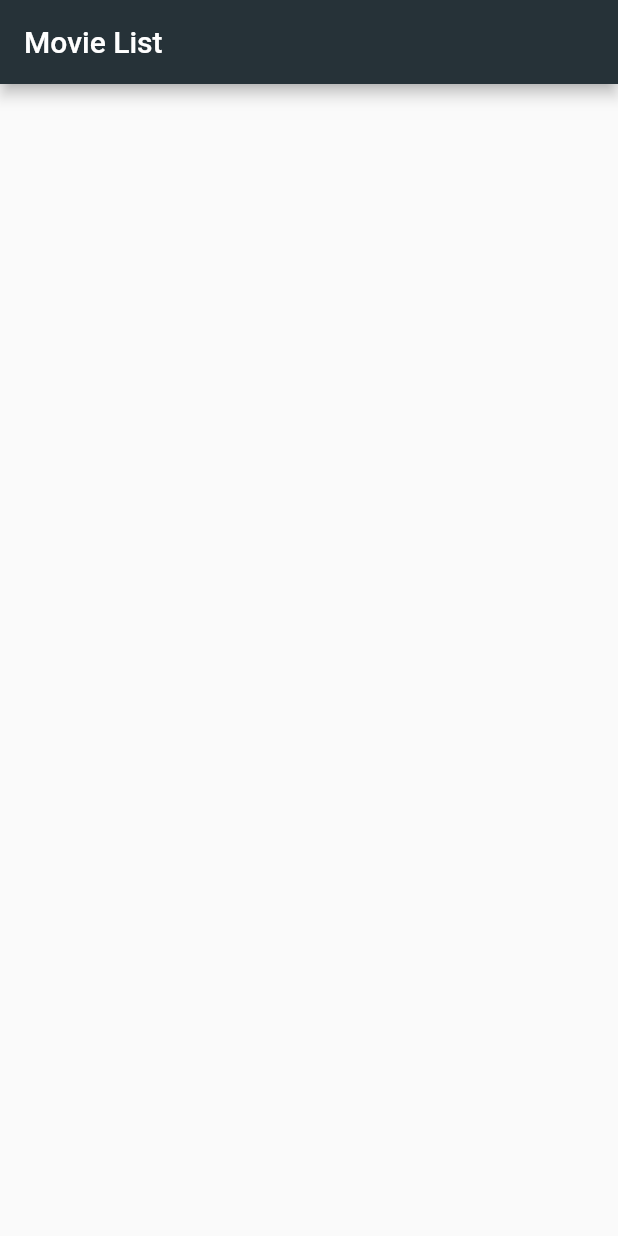
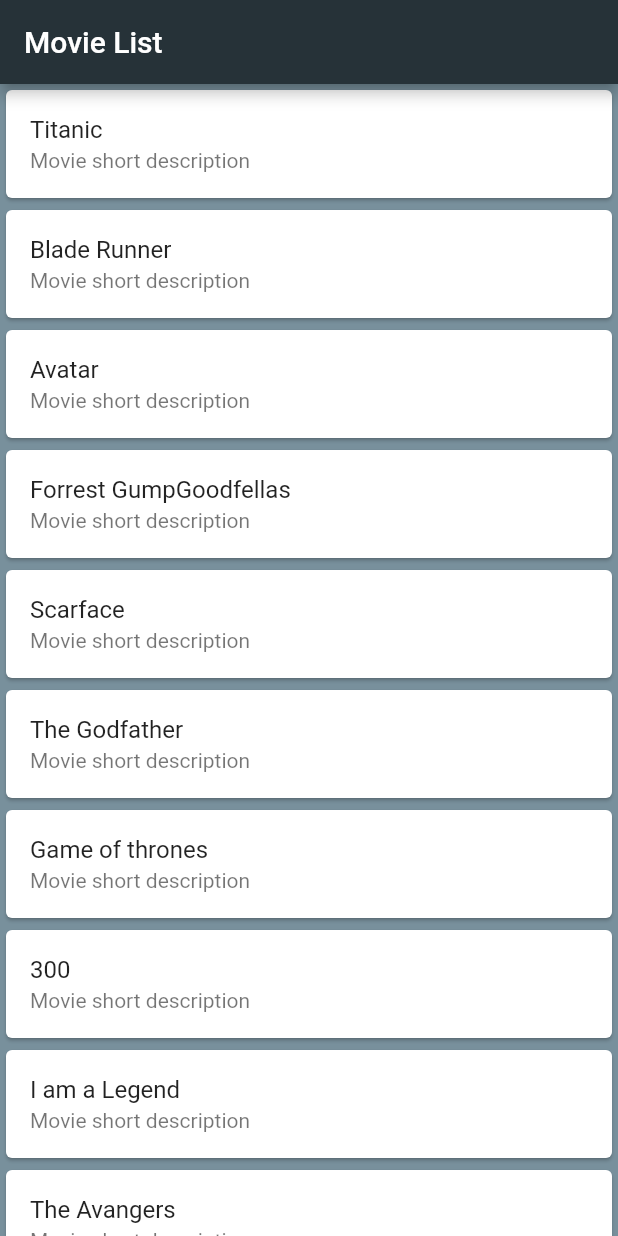
Before and after one commit to Deepak-coder80/Movies-app, a Flutter app: the screen it shows after launch, on a phone screen of 412 x 824 dp. Run offline on Flutter 3.47's test engine with Material 2 defaults, Android fonts, the phone set to English and light mode, and no system bars.

Commit message:
list updated

```diff
--- a/lib/pages/home.dart
+++ b/lib/pages/home.dart
@@ -1,15 +1,46 @@
+import 'package:flutter/cupertino.dart';
 import 'package:flutter/material.dart';
 
 class MovieListView extends StatelessWidget {
-
+  final List movies=[
+    "Titanic",
+    "Blade Runner",
+    "Avatar",
+    "Forrest Gump"
+    "Goodfellas",
+    "Scarface",
+    "The Godfather ",
+    "Game of thrones",
+    "300",
+    "I am a Legend",
+    "The Avangers",
+    "The End game",
+    "Game of thrones",
+    "300",
+    "I am a Legend",
+    "The Avangers",
+    "The End game",
+  ];
 
   @override
   Widget build(BuildContext context) {
+
     return Scaffold(
       appBar: AppBar(
         title: Text("Movie List"),
         backgroundColor: Colors.blueGrey.shade900,
       ),
+      backgroundColor: Colors.blueGrey.shade400,
+      body: ListView.builder(itemCount:movies.length,itemBuilder: (BuildContext context,int index){
+        return Card(
+
+          color: Colors.white,
+          child: ListTile(
+            title: Text(movies[index]),
+            subtitle: Text("Movie short description"),
+          ),
+        );
+      }),
     );
   }
 }
```
